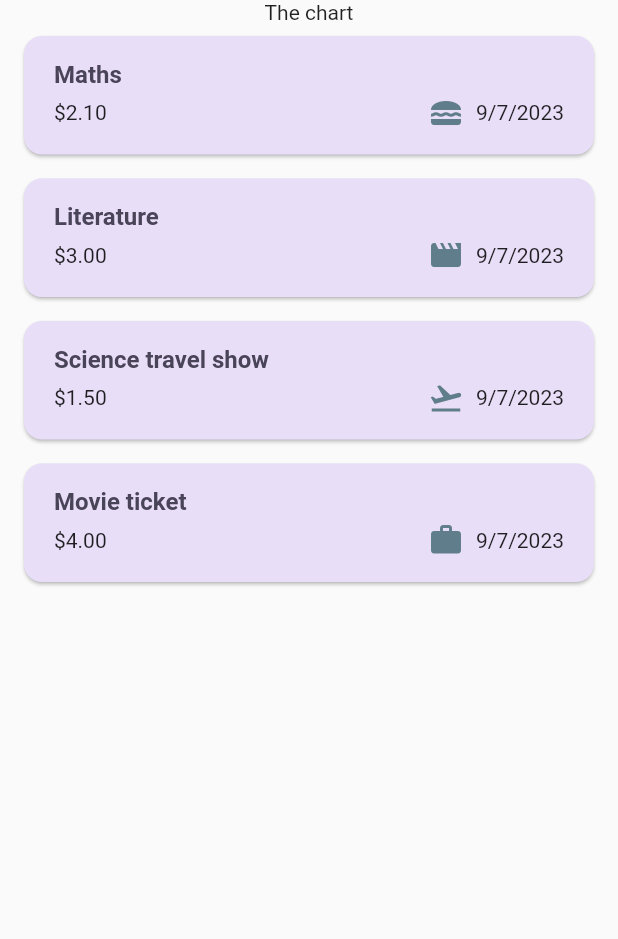
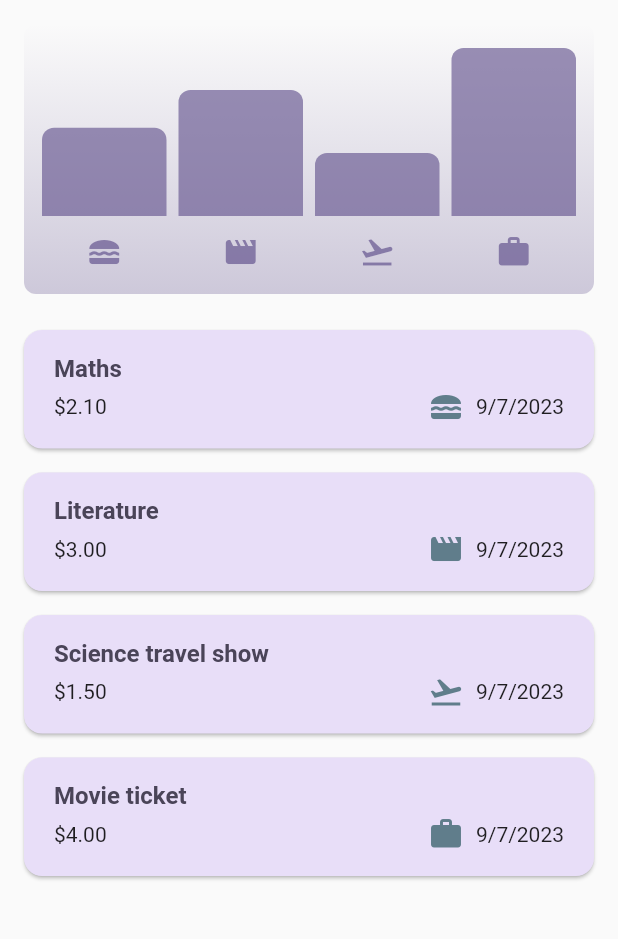
Before and after one commit to hoangminhtran94/expense_tracker, a Flutter app: the screen it shows after launch, on a phone screen of 412 x 824 dp, the part 84-1023 px from its top. Run offline on Flutter 3.47's test engine with Material 2 defaults, Android fonts, the phone set to English and light mode, and no system bars.

Commit message:
added bar charts

```diff
--- /dev/null
+++ b/lib/widgets/chart/chart.dart
@@ -0,0 +1,95 @@
+import 'package:flutter/material.dart';
+
+import 'package:expense_tracker/widgets/chart/chart_bar.dart';
+import 'package:expense_tracker/models/expense.dart';
+
+class Chart extends StatelessWidget {
+  const Chart({super.key, required this.expenses});
+
+  final List<Expense> expenses;
+
+  List<ExpenseBucket> get buckets {
+    return [
+      ExpenseBucket.forCategory(expenses, Category.food),
+      ExpenseBucket.forCategory(expenses, Category.leisure),
+      ExpenseBucket.forCategory(expenses, Category.travel),
+      ExpenseBucket.forCategory(expenses, Category.work),
+    ];
+  }
+
+  double get maxTotalExpense {
+    double maxTotalExpense = 0;
+
+    for (final bucket in buckets) {
+      if (bucket.totalExpenses > maxTotalExpense) {
+        maxTotalExpense = bucket.totalExpenses;
+      }
+    }
+
+    return maxTotalExpense;
+  }
+
+  @override
+  Widget build(BuildContext context) {
+    final isDarkMode =
+        MediaQuery.of(context).platformBrightness == Brightness.dark;
+    return Container(
+      margin: const EdgeInsets.all(16),
+      padding: const EdgeInsets.symmetric(
+        vertical: 16,
+        horizontal: 8,
+      ),
+      width: double.infinity,
+      height: 180,
+      decoration: BoxDecoration(
+        borderRadius: BorderRadius.circular(8),
+        gradient: LinearGradient(
+          colors: [
+            Theme.of(context).colorScheme.primary.withOpacity(0.3),
+            Theme.of(context).colorScheme.primary.withOpacity(0.0)
+          ],
+          begin: Alignment.bottomCenter,
+          end: Alignment.topCenter,
+        ),
+      ),
+      child: Column(
+        children: [
+          Expanded(
+            child: Row(
+              crossAxisAlignment: CrossAxisAlignment.end,
+              children: [
+                for (final bucket in buckets) // alternative to map()
+                  ChartBar(
+                    fill: bucket.totalExpenses == 0
+                        ? 0
+                        : bucket.totalExpenses / maxTotalExpense,
+                  )
+              ],
+            ),
+          ),
+          const SizedBox(height: 12),
+          Row(
+            children: buckets
+                .map(
+                  (bucket) => Expanded(
+                    child: Padding(
+                      padding: const EdgeInsets.symmetric(horizontal: 4),
+                      child: Icon(
+                        categoryIcons[bucket.category],
+                        color: isDarkMode
+                            ? Theme.of(context).colorScheme.secondary
+                            : Theme.of(context)
+                                .colorScheme
+                                .primary
+                                .withOpacity(0.7),
+                      ),
+                    ),
+                  ),
+                )
+                .toList(),
+          )
+        ],
+      ),
+    );
+  }
+}
--- /dev/null
+++ b/lib/widgets/chart/chart_bar.dart
@@ -0,0 +1,34 @@
+import 'package:flutter/material.dart';
+
+class ChartBar extends StatelessWidget {
+  const ChartBar({
+    super.key,
+    required this.fill,
+  });
+
+  final double fill;
+
+  @override
+  Widget build(BuildContext context) {
+    final isDarkMode =
+        MediaQuery.of(context).platformBrightness == Brightness.dark;
+    return Expanded(
+      child: Padding(
+        padding: const EdgeInsets.symmetric(horizontal: 4),
+        child: FractionallySizedBox(
+          heightFactor: fill,
+          child: DecoratedBox(
+            decoration: BoxDecoration(
+              shape: BoxShape.rectangle,
+              borderRadius:
+                  const BorderRadius.vertical(top: Radius.circular(8)),
+              color: isDarkMode
+                  ? Theme.of(context).colorScheme.secondary
+                  : Theme.of(context).colorScheme.primary.withOpacity(0.65),
+            ),
+          ),
+        ),
+      ),
+    );
+  }
+}
--- a/lib/widgets/expenses.dart
+++ b/lib/widgets/expenses.dart
@@ -1,3 +1,4 @@
+import 'package:expense_tracker/widgets/chart/chart.dart';
 import 'package:expense_tracker/widgets/expenses_list/expenses_list.dart';
 import 'package:expense_tracker/widgets/new_expense.dart';
 import 'package:flutter/material.dart';
@@ -91,7 +92,10 @@ class _ExpensesState extends State<Expenses> {
             ))
       ]),
       body: Column(
-        children: [const Text("The chart"), Expanded(child: mainContent)],
+        children: [
+          Chart(expenses: _registeredExpenses),
+          Expanded(child: mainContent)
+        ],
       ),
     );
   }
```
